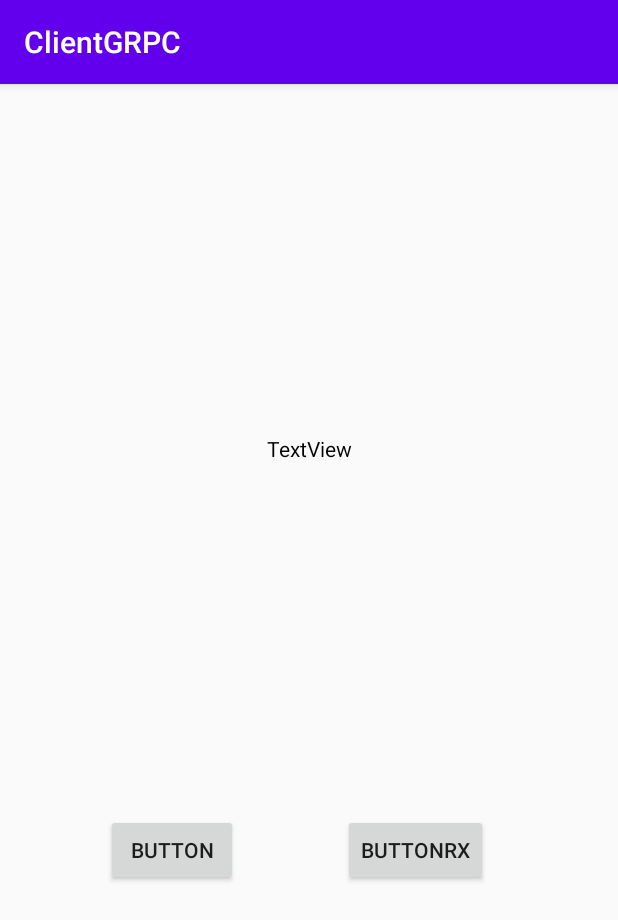
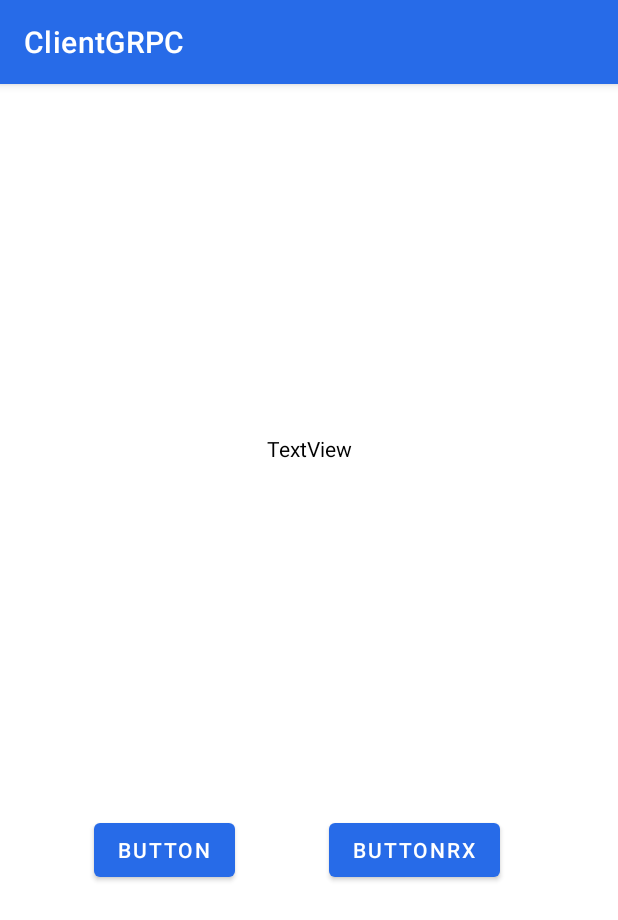
Before and after one commit to SergeantBulkin/ClientGRPC, an Android app: the screen it shows after launch (MainActivity), on a phone screen of 412 x 824 dp. Shown: the top 920 px of the screen. Run offline under Robolectric (Android 15) with nearby library versions, the phone set to English and light mode, and no system bars; our stand-ins replace RxJava; libraries missing offline, so code that uses them is left out: by.sergeantbulkin.proto, io.grpc.

Commit message:
Updated style

```diff
--- a/app/build.gradle
+++ b/app/build.gradle
@@ -63,6 +63,7 @@ dependencies {
     implementation fileTree(dir: "libs", include: ["*.jar"])
     implementation 'androidx.appcompat:appcompat:1.2.0'
     implementation 'androidx.constraintlayout:constraintlayout:2.0.2'
+    implementation 'com.google.android.material:material:1.2.1'
 
     // You need to build grpc-java to obtain these libraries below.
     implementation 'io.grpc:grpc-okhttp:1.32.2' // CURRENT_GRPC_VERSION
--- a/app/src/main/res/values/colors.xml
+++ b/app/src/main/res/values/colors.xml
@@ -1,6 +1,21 @@
 <?xml version="1.0" encoding="utf-8"?>
 <resources>
-    <color name="colorPrimary">#6200EE</color>
-    <color name="colorPrimaryDark">#3700B3</color>
-    <color name="colorAccent">#03DAC5</color>
+    <color name="colorPrimary">#276BE8</color>
+    <color name="colorPrimaryDark">#276BE8</color>
+    <color name="colorAccent">#276BE8</color>
+    <color name="textInfoColor">#000000</color>
+    <color name="colorPrimaryVariant">#3700B3</color>
+    <color name="colorOnPrimary">#FFFFFF</color>
+    <color name="colorSecondary">#276BE8</color>
+    <color name="colorSecondaryVariant">#018786</color>
+    <color name="colorOnSecondary">#000000</color>
+    <color name="colorOnBackground">#000000</color>
+    <color name="colorSurface">#FFFFFF</color>
+    <color name="colorOnSurface">#000000</color>
+    <color name="colorError">@android:color/holo_red_dark</color>
+    <color name="colorOnError">#FFFFFF</color>
+    <color name="colorTextPrimary">#ffffff</color>
+    <color name="colorTextSecondary">#A3FFFFFF</color>
+    <color name="my_app_background_color">#FFFFFF</color>
+    <color name="icon_empty">#707070</color>
 </resources>
--- a/app/src/main/res/values/styles.xml
+++ b/app/src/main/res/values/styles.xml
@@ -1,10 +1,14 @@
 <resources>
     <!-- Base application theme. -->
-    <style name="AppTheme" parent="Theme.AppCompat.Light.DarkActionBar">
+    <style name="AppTheme" parent="Theme.MaterialComponents.DayNight.DarkActionBar">
         <!-- Customize your theme here. -->
         <item name="colorPrimary">@color/colorPrimary</item>
         <item name="colorPrimaryDark">@color/colorPrimaryDark</item>
-        <item name="colorAccent">@color/colorAccent</item>
+        <item name="colorAccent">@color/colorPrimary</item>
+        <item name="colorSecondary">@color/colorSecondary</item>
+        <item name="android:navigationBarColor">@color/colorPrimary</item>
+        <item name="android:colorBackground">@color/my_app_background_color</item>
+        <item name="colorError">@color/colorError</item>
     </style>
 
 </resources>
```
